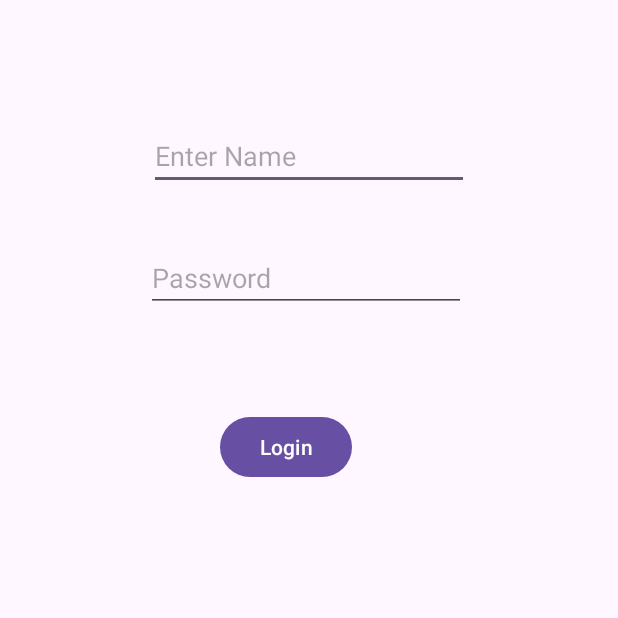
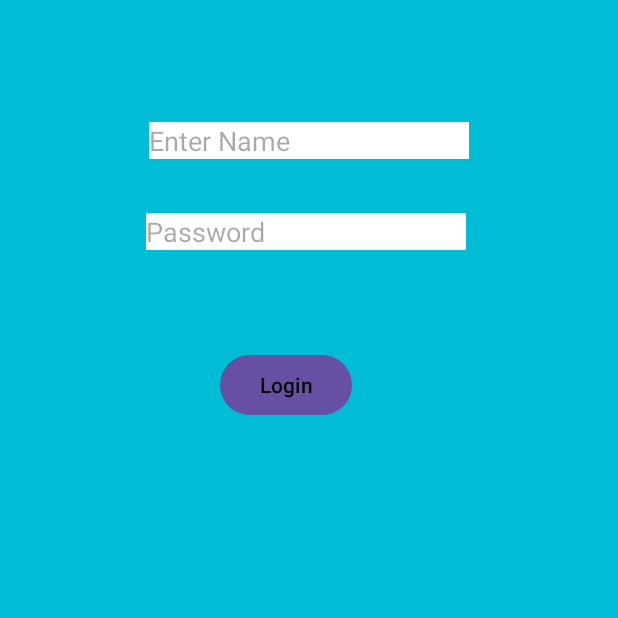
Before and after one commit to Garvit-Ag/FirstApp, an Android app: the screen it shows after launch (MainActivity), on a phone screen of 412 x 824 dp, the top half of it. Run offline under Robolectric (Android 15) with nearby library versions, the phone set to English and light mode, and no system bars.

Commit message:
colors.xml

```diff
--- a/app/src/main/res/layout/activity_main.xml
+++ b/app/src/main/res/layout/activity_main.xml
@@ -3,6 +3,7 @@
     xmlns:app="http://schemas.android.com/apk/res-auto"
     xmlns:tools="http://schemas.android.com/tools"
     android:id="@+id/main"
+    android:background="#00BCD4"
     android:layout_width="match_parent"
     android:layout_height="match_parent"
     tools:context=".MainActivity">
@@ -14,6 +15,8 @@
         android:layout_marginTop="81dp"
         android:ems="10"
         android:inputType="text"
+        android:background="@color/white"
+        android:textColor="#EF1808"
         android:hint="Enter Name"
         app:layout_constraintEnd_toEndOf="parent"
         app:layout_constraintStart_toStartOf="parent"
@@ -23,6 +26,7 @@
         android:id="@+id/editTextTextPassword"
         android:layout_width="wrap_content"
         android:layout_height="wrap_content"
+        android:background="@color/white"
         android:layout_marginTop="36dp"
         android:layout_marginEnd="2dp"
         android:ems="10"
@@ -38,6 +42,7 @@
         android:layout_marginStart="49dp"
         android:layout_marginTop="66dp"
         android:text="Login"
+        android:textColor="@color/black"
         app:layout_constraintStart_toStartOf="@+id/editTextTextPassword"
         app:layout_constraintTop_toBottomOf="@+id/editTextTextPassword" />
 </androidx.constraintlayout.widget.ConstraintLayout>
```
